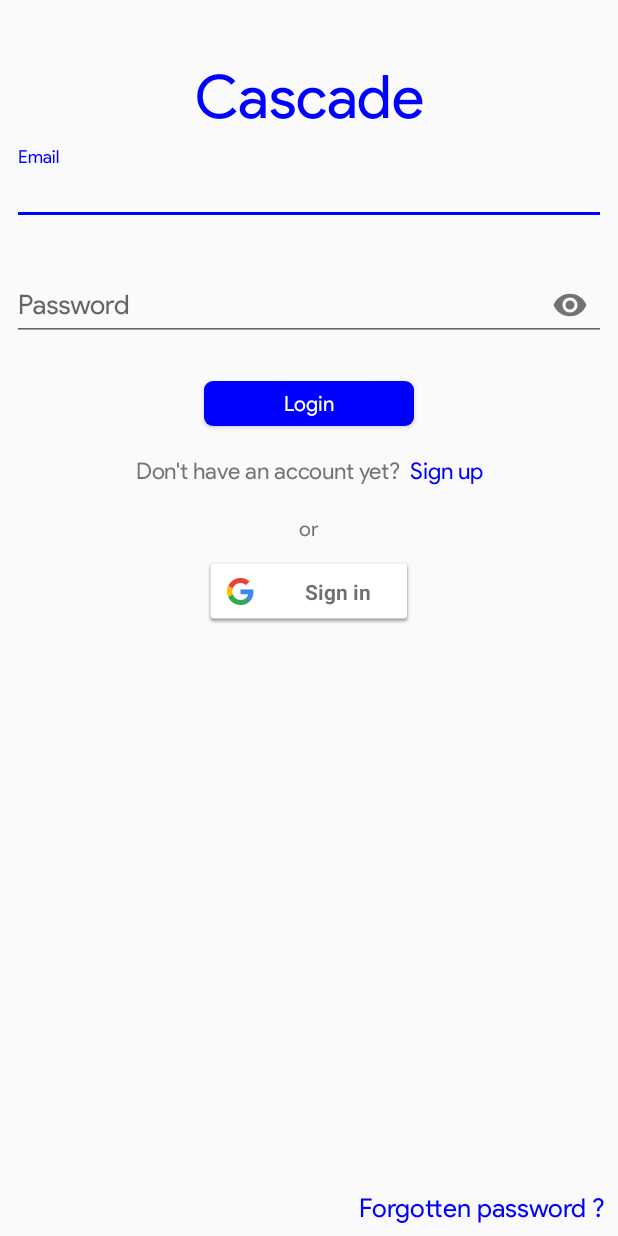
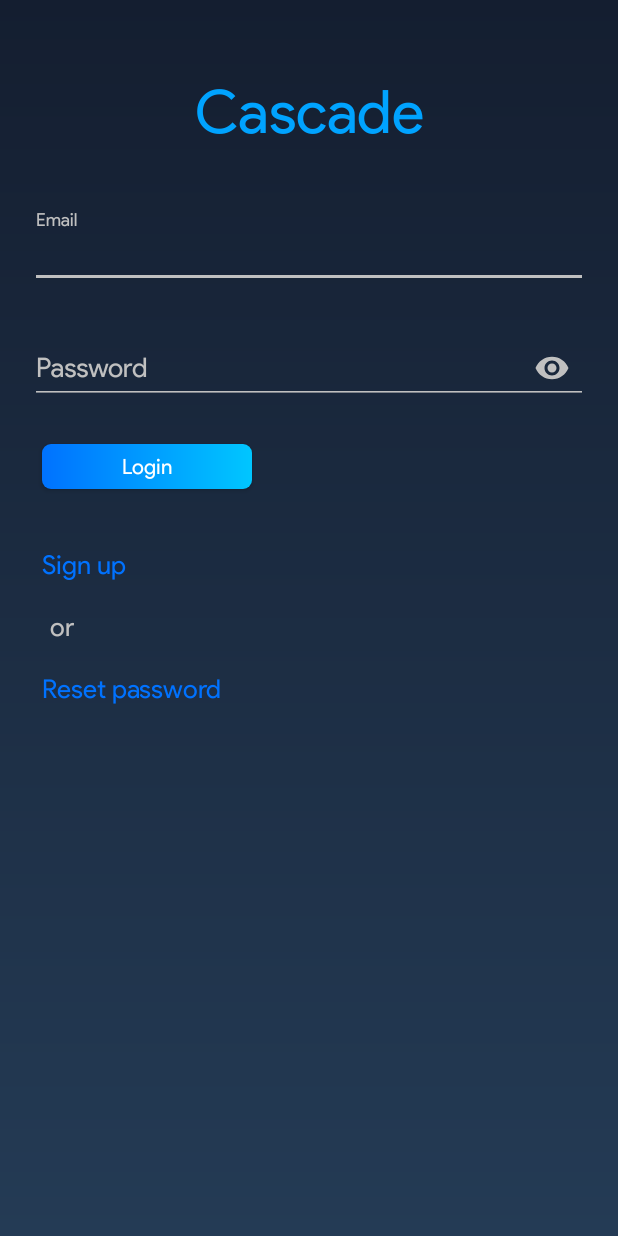
Before and after one commit to anton25360/Cascade-android, an Android app: the screen it shows after launch (LoginActivity), on a phone screen of 412 x 824 dp. Run offline under Robolectric (Android 15) with nearby library versions, the phone set to English and light mode, and no system bars; our stand-ins replace ButterKnife, Firebase (no records; nobody signed in at launch, a user with empty details on screens opened directly).

Commit message:
Redesigned login and register screens (darker theme, consistent colour scheme, no more progressBar) Added a "Login" button to the sign up screen. Fixed a bug which caused the keyboard to appear when the user tried to login / sign up. Changed error message for password reset.

```diff
--- a/app/src/main/res/layout/activity_login.xml
+++ b/app/src/main/res/layout/activity_login.xml
@@ -5,6 +5,7 @@
     xmlns:tools="http://schemas.android.com/tools"
     android:layout_width="match_parent"
     android:layout_height="match_parent"
+    android:background="@drawable/background_dark"
     android:id="@+id/loginLayout"
     tools:context=".Login.LoginActivity">
 
@@ -12,22 +13,23 @@
         android:id="@+id/loginTitle"
         android:layout_width="wrap_content"
         android:layout_height="wrap_content"
-        android:layout_marginTop="40dp"
+        android:layout_marginTop="50dp"
         android:text="@string/app_name"
         android:textSize="40sp"
-        android:textColor="@color/colorAccent"
+        android:textColor="@color/title"
         app:layout_constraintEnd_toEndOf="parent"
         app:layout_constraintStart_toStartOf="parent"
-        app:layout_constraintTop_toTopOf="parent" /><!-- title -->
+        app:layout_constraintTop_toTopOf="parent" /> <!--Cascade-->
 
     <android.support.design.widget.TextInputLayout
         android:id="@+id/loginEmail"
         android:layout_width="match_parent"
         android:layout_height="wrap_content"
-        android:layout_marginEnd="8dp"
-        android:layout_marginStart="8dp"
-        android:layout_marginTop="8dp"
+        android:layout_marginEnd="20dp"
+        android:layout_marginStart="20dp"
+        android:layout_marginTop="40dp"
         app:errorEnabled="true"
+        android:theme="@style/customWhiteAccent"
         app:layout_constraintTop_toBottomOf="@id/loginTitle"
         app:layout_constraintEnd_toEndOf="parent"
         app:layout_constraintStart_toStartOf="parent">
@@ -38,19 +40,21 @@
             android:hint="Email"
             android:inputType="textEmailAddress" />
 
-    </android.support.design.widget.TextInputLayout><!-- email -->
+    </android.support.design.widget.TextInputLayout> <!--email input-->
 
     <android.support.design.widget.TextInputLayout
         android:id="@+id/loginPassword"
         android:layout_width="match_parent"
         android:layout_height="wrap_content"
-        android:layout_marginEnd="8dp"
-        android:layout_marginStart="8dp"
+        android:layout_marginEnd="20dp"
+        android:layout_marginStart="20dp"
         app:errorEnabled="true"
+        android:theme="@style/customWhiteAccent"
         app:layout_constraintEnd_toEndOf="parent"
         app:layout_constraintStart_toStartOf="parent"
         app:layout_constraintTop_toBottomOf="@id/loginEmail"
-        app:passwordToggleEnabled="true">
+        app:passwordToggleEnabled="true"
+        app:passwordToggleTint="@color/whiteAccentColour">
 
         <android.support.design.widget.TextInputEditText
             android:layout_width="match_parent"
@@ -58,86 +62,60 @@
             android:hint="Password"
             android:inputType="textPassword" />
 
-    </android.support.design.widget.TextInputLayout><!-- password -->
+    </android.support.design.widget.TextInputLayout> <!--password input-->
 
     <Button
         android:id="@+id/loginButton"
         android:layout_width="140dp"
         android:layout_height="30dp"
         android:layout_marginTop="8dp"
-        android:background="@drawable/btn_edit"
+        android:background="@drawable/gradient_blue"
         android:text="Login"
         android:textColor="@android:color/white"
-        app:layout_constraintEnd_toEndOf="parent"
-        app:layout_constraintStart_toStartOf="parent"
+        app:layout_constraintStart_toStartOf="@id/loginEmail"
+        android:layout_marginStart="8dp"
         app:layout_constraintTop_toBottomOf="@+id/loginPassword" /><!-- login button -->
+
 
     <LinearLayout
         android:id="@+id/x2"
-        android:layout_margin="20dp"
-        android:orientation="horizontal"
-        app:layout_constraintEnd_toEndOf="parent"
-        app:layout_constraintStart_toStartOf="parent"
+        android:layout_marginTop="40dp"
+        android:orientation="vertical"
+        app:layout_constraintStart_toStartOf="@id/loginButton"
         app:layout_constraintTop_toBottomOf="@+id/loginButton"
         android:layout_width="wrap_content"
         android:layout_height="wrap_content">
 
-        <TextView
-            android:textSize="15sp"
-            android:layout_width="wrap_content"
-            android:layout_height="wrap_content"
-            android:text="Don't have an account yet?  "/>
 
         <TextView
             android:id="@+id/loginSignUp"
-            android:textSize="15sp"
-            android:textColor="@color/colorAccent"
+            android:textSize="17sp"
+            android:textColor="@color/lightBlue"
             android:layout_width="wrap_content"
             android:layout_height="wrap_content"
             android:text="Sign up" />
 
-    </LinearLayout>
+        <TextView
+            android:textSize="17sp"
+            android:layout_marginTop="20dp"
+            android:layout_marginBottom="20dp"
+            android:layout_marginStart="5dp"
+            android:textColor="@color/whiteAccentColour"
+            android:layout_width="wrap_content"
+            android:layout_height="wrap_content"
+            android:text="or" />
 
-    <TextView
-        android:id="@+id/x1"
-        android:layout_width="wrap_content"
-        android:layout_height="wrap_content"
-        android:layout_margin="20dp"
-        android:text="or"
-        app:layout_constraintEnd_toEndOf="parent"
-        app:layout_constraintStart_toStartOf="parent"
-        app:layout_constraintTop_toBottomOf="@id/x2" />
+        <TextView
+            android:id="@+id/loginForgottenPassword"
+            android:layout_width="wrap_content"
+            android:layout_height="wrap_content"
+            android:text="Reset password"
+            android:textColor="@color/lightBlue"
+            android:textSize="17sp" /> <!--Forgotten password?-->
 
-    <com.google.android.gms.common.SignInButton
-        android:id="@+id/loginGoogle"
-        android:layout_width="140dp"
-        android:layout_height="45dp"
-        android:layout_marginTop="10dp"
-        app:layout_constraintEnd_toEndOf="parent"
-        app:layout_constraintStart_toStartOf="parent"
-        app:layout_constraintTop_toBottomOf="@id/x1">
+    </LinearLayout> <!--No account yet? Sign up-->
 
-    </com.google.android.gms.common.SignInButton><!-- Google login -->
 
-    <ProgressBar
-        android:id="@+id/loginProgress"
-        android:layout_width="wrap_content"
-        android:layout_height="wrap_content"
-        app:layout_constraintBottom_toBottomOf="parent"
-        app:layout_constraintEnd_toEndOf="parent"
-        app:layout_constraintStart_toStartOf="parent"
-        app:layout_constraintTop_toBottomOf="@+id/loginGoogle" />
 
-    <TextView
-        android:id="@+id/loginForgottenPassword"
-        android:layout_width="wrap_content"
-        android:layout_height="wrap_content"
-        android:layout_marginBottom="8dp"
-        android:layout_marginEnd="8dp"
-        android:text="Forgotten password ?"
-        android:textColor="@color/colorAccent"
-        android:textSize="@dimen/popup_text_size"
-        app:layout_constraintBottom_toBottomOf="parent"
-        app:layout_constraintEnd_toEndOf="parent" />
 
 </android.support.constraint.ConstraintLayout>
--- a/app/src/main/res/values/colors.xml
+++ b/app/src/main/res/values/colors.xml
@@ -12,6 +12,9 @@
     <color name="Silver">#C0C0C0</color>
     <color name="SilverLight">#f2f2f2</color>
     <color name="dark">#000D1E</color>
+    <color name="lightBlue">#0072ff</color>
+    <color name="title">#00A3FF</color>
+    <color name="whiteAccentColour">#C0C0C0</color>
 
     <color name="error_color">#C62828</color> // Error color (Red 800)
     <color name="hint_color_active">#00897B</color> // Active label color (Teal 600)
--- a/app/src/main/res/values/styles.xml
+++ b/app/src/main/res/values/styles.xml
@@ -22,4 +22,14 @@
     </style>
 
 
+    <style name="customWhiteAccent" parent="AppTheme">
+        <item name="colorAccent">@color/whiteAccentColour</item>
+        <item name="colorControlActivated">@color/whiteAccentColour</item>
+        <item name="colorControlHighlight">@color/whiteAccentColour</item>
+        <item name="android:textColorHint">@color/whiteAccentColour</item>
+        <item name="android:textColor">@color/whiteAccentColour</item>
+        <item name="colorControlNormal">@color/whiteAccentColour</item>
+        <item name="android:textColorPrimary">@color/whiteAccentColour</item>
+    </style>
+
 </resources>
```
Also changed, not shown: app/src/main/java/anton25360/github/com/cascade2/Login/LoginActivity.java (+1 -28 lines), app/src/main/java/anton25360/github/com/cascade2/Login/RegisterActivity.java (+13 -25 lines), app/src/main/res/layout/activity_register.xml (+33 -25 lines).
